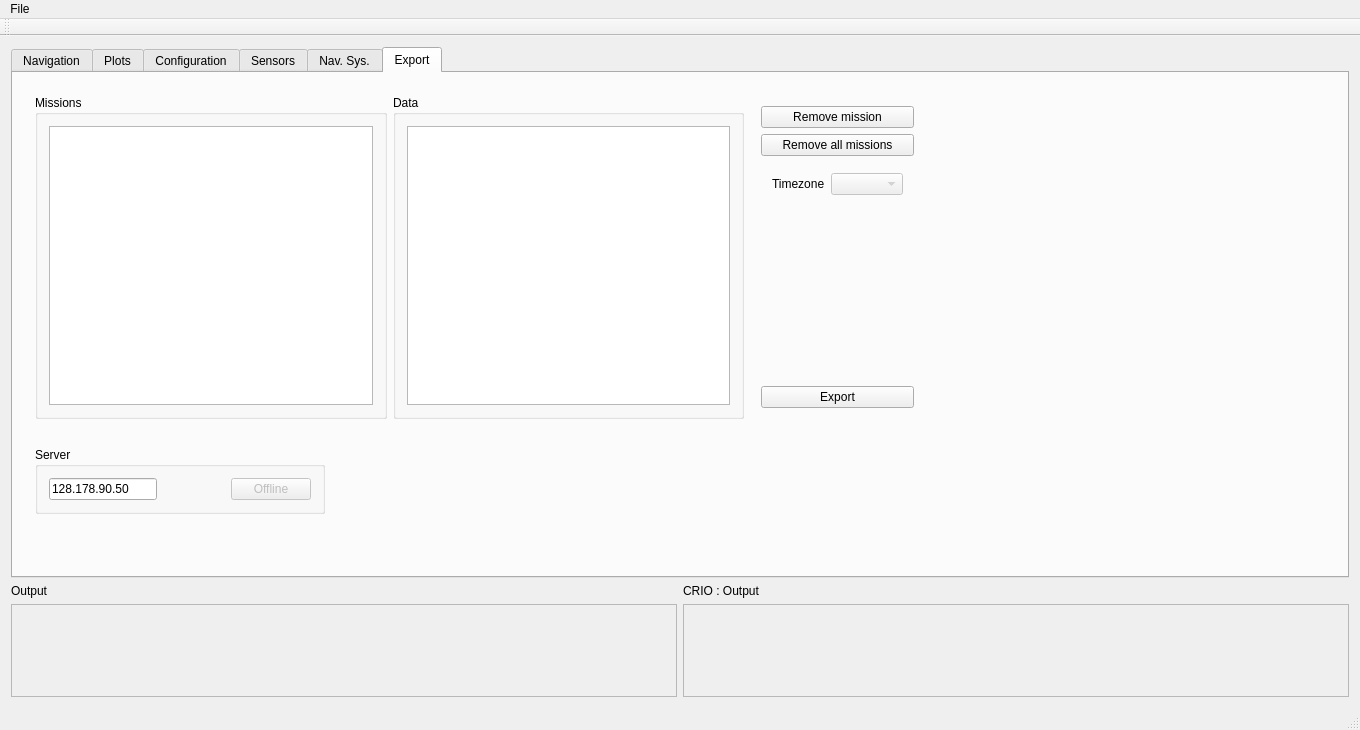
Above: mainwindow.ui from debelyoo/catamaran-ui before the change. Below: the same form after it.
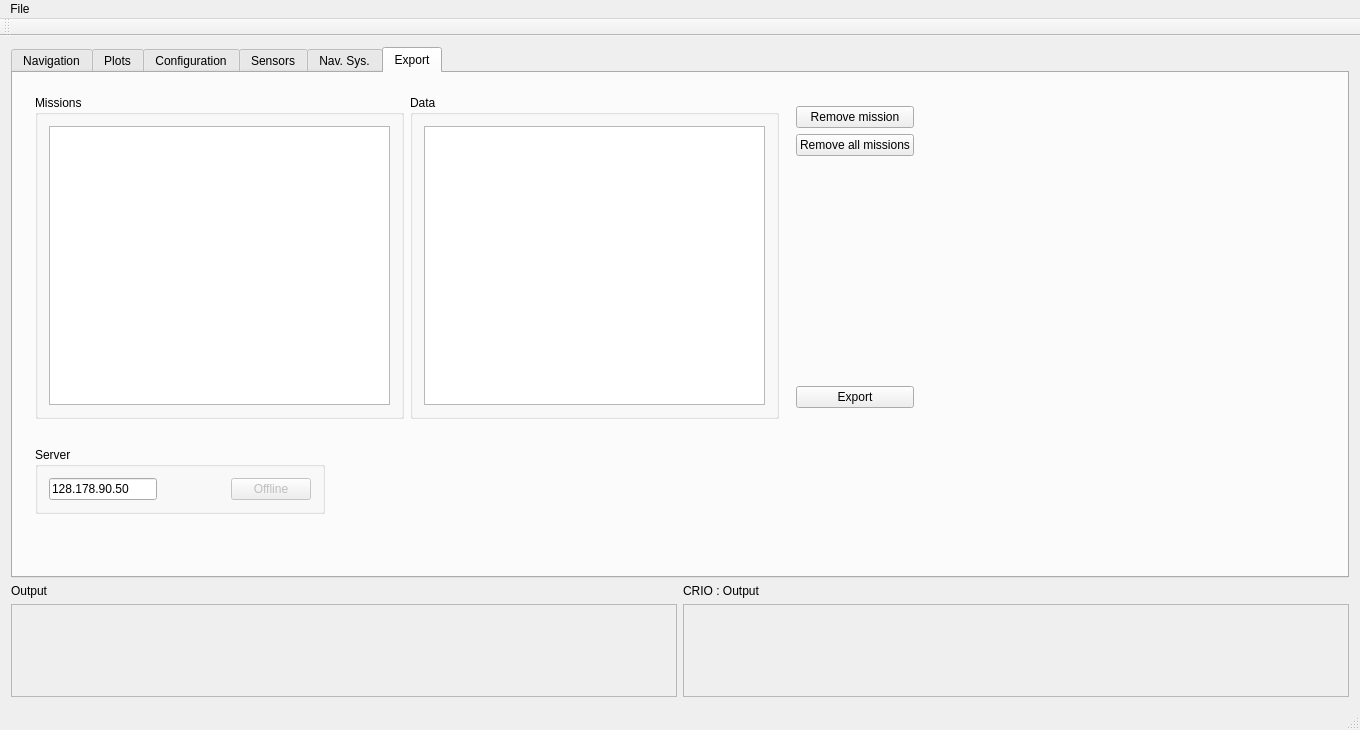
That is the form after the change. Icons and pictures are not drawn.

Diff of the .ui file:
```diff
--- a/mainwindow.ui
+++ b/mainwindow.ui
@@ -1481,22 +1481,7 @@
               </item>
               <item>
                <widget class="QWidget" name="widget_3" native="true">
-                <layout class="QHBoxLayout" name="horizontalLayout_8">
-                 <item>
-                  <widget class="QLabel" name="label_31">
-                   <property name="text">
-                    <string>Timezone</string>
-                   </property>
-                  </widget>
-                 </item>
-                 <item>
-                  <widget class="QComboBox" name="comboBoxTimezone">
-                   <property name="enabled">
-                    <bool>false</bool>
-                   </property>
-                  </widget>
-                 </item>
-                </layout>
+                <layout class="QHBoxLayout" name="horizontalLayout_8"/>
                </widget>
               </item>
               <item>
```
